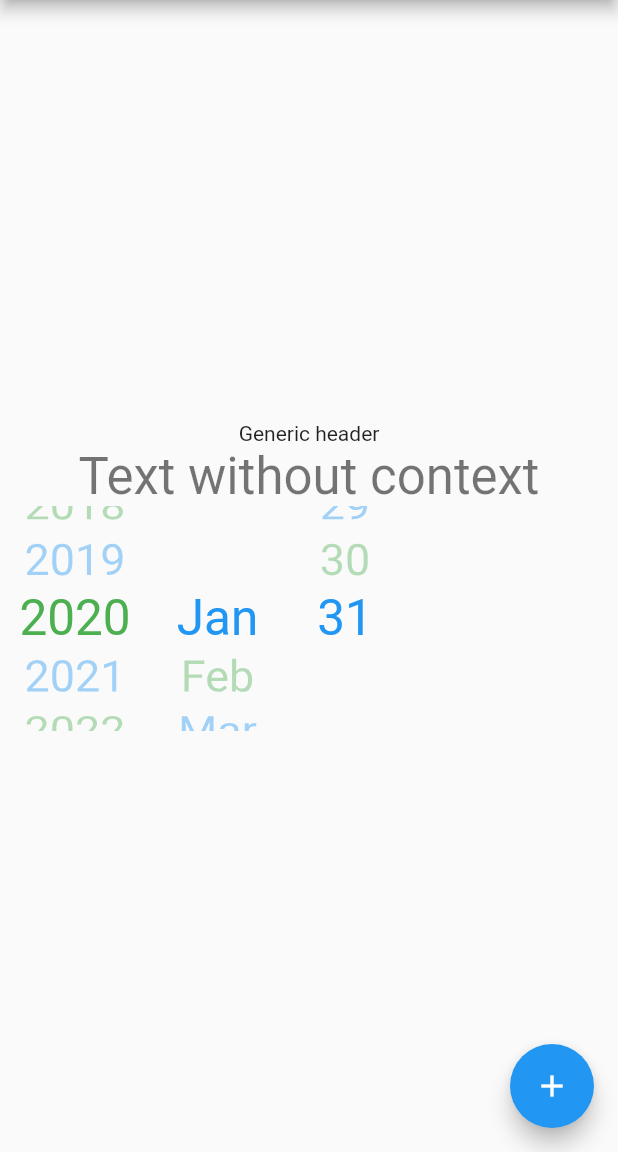
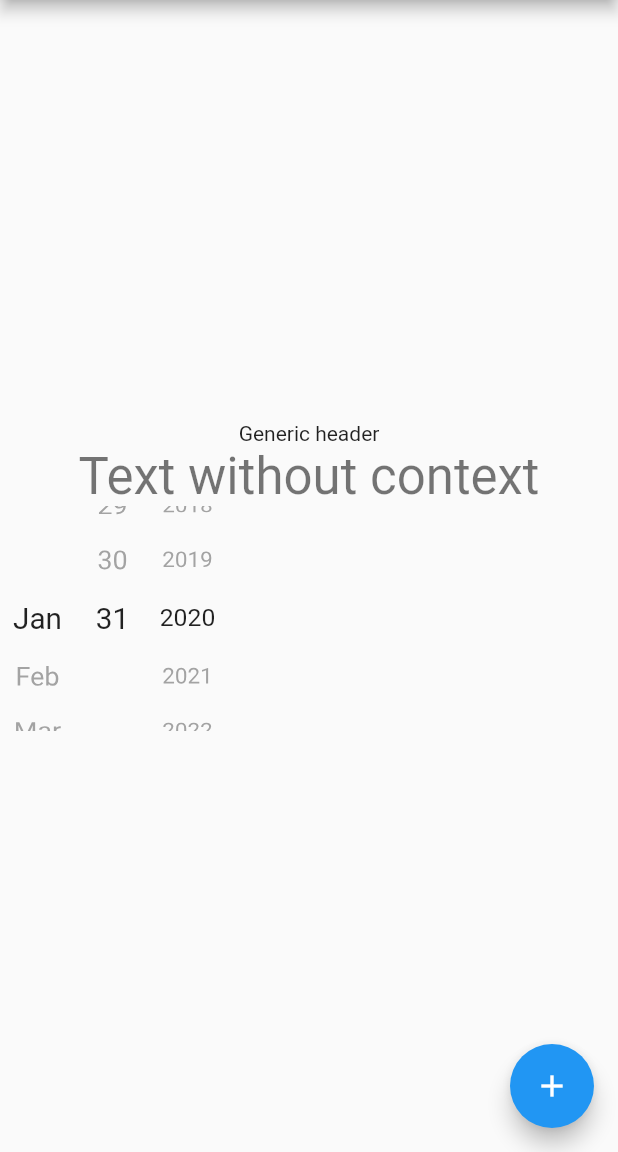
Before and after one commit to GitHubStuff/flutter_packages, a Flutter app: the screen it shows after launch, on a phone screen of 412 x 824 dp, the part 84-1236 px from its top. Run offline on Flutter 3.47's test engine with Material 2 defaults, Android fonts, the phone set to English and light mode, and no system bars; drawn by our look-alikes of auto_size_text; our stand-ins replace bloc, connectivity, dartz, equatable, flutter_bloc, flutter_modular and 1 more; missing offline and left inert: dart:html, enum_to_string.

Commit message:
added TextStyle feature

```diff
--- a/date_time_picker_widget_package/example/lib/main.dart
+++ b/date_time_picker_widget_package/example/lib/main.dart
@@ -6,9 +6,9 @@ void main() {
   runApp(MyApp());
 }
 
-final yearWidgetSize = Size(100, 150);
-final monthWidgetSize = Size(90, 150);
-final dayWidgetSize = Size(80, 150);
+final yearWidgetSize = Size(50, 150);
+final monthWidgetSize = Size(50, 150);
+final dayWidgetSize = Size(50, 150);
 
 class MyApp extends StatelessWidget {
   @override
@@ -73,9 +73,9 @@ class _MyHomePageState extends State<MyHomePage> {
           // building(),
           // creating(),
           Row(children: [
-            YearWidget(dateTimeCubit, size: yearWidgetSize),
             MonthWidget(dateTimeCubit, size: monthWidgetSize),
             DayWidget(dateTimeCubit, size: dayWidgetSize),
+            YearWidget(dateTimeCubit, size: yearWidgetSize),
           ]),
         ],
       ),
--- a/date_time_picker_widget_package/lib/src/widget/day_widget.dart
+++ b/date_time_picker_widget_package/lib/src/widget/day_widget.dart
@@ -1,3 +1,4 @@
+import 'package:auto_size_text/auto_size_text.dart';
 import 'package:date_time_picker_widget_package/src/cubit/date_time_cubit.dart';
 import 'package:flutter/material.dart';
 import 'package:flutter_bloc/flutter_bloc.dart';
@@ -9,8 +10,15 @@ class DayWidget extends StatefulWidget {
   final Size size;
   final double offAxisFraction;
   final DateTimeCubit dateTimeCubit;
+  final TextStyle textStyle;
 
-  const DayWidget(this.dateTimeCubit, {this.dayFormat = 'dd', this.size = const Size(50, 100), this.offAxisFraction = 0.0});
+  const DayWidget(
+    this.dateTimeCubit, {
+    this.dayFormat = 'dd',
+    this.size = const Size(50, 100),
+    this.offAxisFraction = 0.0,
+    this.textStyle: const TextStyle(fontSize: 400),
+  });
 
   @override
   _DayWidget createState() => _DayWidget();
@@ -85,10 +93,13 @@ class _DayWidget extends ObservingStatefulWidget<DayWidget> {
       debugPrint('Limit: ${widget.dateTimeCubit.daysInTheMonth}');
       if (index < 1 || index > widget.dateTimeCubit.daysInTheMonth) return null;
       final dayText = DateFormat(widget.dayFormat).format(DateTime(2000, 1, index));
-      return Center(
-        child: Text(
-          '$dayText',
-          style: TextStyle(fontSize: 0.8 * extent, color: (index % 2 == 0) ? Colors.green : Colors.blue),
+      return Padding(
+        padding: const EdgeInsets.all(8.0),
+        child: Center(
+          child: AutoSizeText(
+            '$dayText',
+            style: widget.textStyle.copyWith(fontSize: 400),
+          ),
         ),
       );
     });
--- a/date_time_picker_widget_package/lib/src/widget/month_widget.dart
+++ b/date_time_picker_widget_package/lib/src/widget/month_widget.dart
@@ -1,3 +1,4 @@
+import 'package:auto_size_text/auto_size_text.dart';
 import 'package:date_time_package/date_time_package.dart';
 import 'package:date_time_picker_widget_package/src/cubit/date_time_cubit.dart';
 import 'package:flutter/material.dart';
@@ -8,8 +9,9 @@ class MonthWidget extends StatefulWidget {
   final Size size;
   final double offAxisFraction;
   final DateTimeCubit dateTimeCubit;
+  final TextStyle textStyle;
 
-  const MonthWidget(this.dateTimeCubit, {this.monthFormat = 'MMM', this.size = const Size(50, 100), this.offAxisFraction = 0.0});
+  const MonthWidget(this.dateTimeCubit, {this.monthFormat = 'MMM', this.size = const Size(50, 100), this.offAxisFraction = 0.0, this.textStyle = const TextStyle(fontSize: 400)});
 
   @override
   _MonthWidget createState() => _MonthWidget();
@@ -71,10 +73,13 @@ class _MonthWidget extends ObservingStatefulWidget<MonthWidget> {
     return ListWheelChildBuilderDelegate(builder: (context, int index) {
       if (index < DateTime.january || index > DateTime.december) return null;
       final monthText = index.asMonth();
-      return Center(
-        child: Text(
-          '$monthText',
-          style: TextStyle(fontSize: 0.8 * extent, color: (index % 2 == 0) ? Colors.green : Colors.blue),
+      return Padding(
+        padding: const EdgeInsets.all(8.0),
+        child: Center(
+          child: AutoSizeText(
+            '$monthText',
+            style: widget.textStyle.copyWith(fontSize: 400),
+          ),
         ),
       );
     });
--- a/date_time_picker_widget_package/lib/src/widget/year_widget.dart
+++ b/date_time_picker_widget_package/lib/src/widget/year_widget.dart
@@ -1,3 +1,4 @@
+import 'package:auto_size_text/auto_size_text.dart';
 import 'package:date_time_picker_widget_package/src/cubit/date_time_cubit.dart';
 import 'package:flutter/material.dart';
 import 'package:observing_stateful_widget/observing_stateful_widget.dart';
@@ -6,8 +7,14 @@ class YearWidget extends StatefulWidget {
   final Size size;
   final double offAxisFraction;
   final DateTimeCubit dateTimeCubit;
+  final TextStyle textStyle;
 
-  const YearWidget(this.dateTimeCubit, {this.size = const Size(50, 100), this.offAxisFraction = 0.0});
+  const YearWidget(
+    this.dateTimeCubit, {
+    this.size = const Size(50, 100),
+    this.offAxisFraction = 0.0,
+    this.textStyle = const TextStyle(fontSize: 400),
+  });
 
   @override
   _YearWidget createState() => _YearWidget();
@@ -70,10 +77,14 @@ class _YearWidget extends ObservingStatefulWidget<YearWidget> {
   ListWheelChildBuilderDelegate _delegate() {
     return ListWheelChildBuilderDelegate(builder: (context, index) {
       if (index < 0 || index > indexLimit) return null;
+      final style = widget.textStyle.copyWith(fontSize: 400);
       return Center(
-        child: Text(
-          '${index + baseYear}',
-          style: TextStyle(fontSize: 0.8 * extent, color: (index % 2 == 0) ? Colors.green : Colors.blue),
+        child: Padding(
+          padding: const EdgeInsets.all(8.0),
+          child: AutoSizeText(
+            '${index + baseYear}',
+            style: style,
+          ),
         ),
       );
     });
--- a/date_time_picker_widget_package/pubspec.yaml
+++ b/date_time_picker_widget_package/pubspec.yaml
@@ -20,6 +20,7 @@ dependencies:
     git:
       url: https://github.com/GitHubStuff/flutter_packages.git
       path: observing_stateful_widget
+  auto_size_text: ^3.0.0-nullsafety.0
   flutter_bloc: ^7.0.0
   flutter_modular: ^3.0.2+1
   intl: ^0.17.0
```
